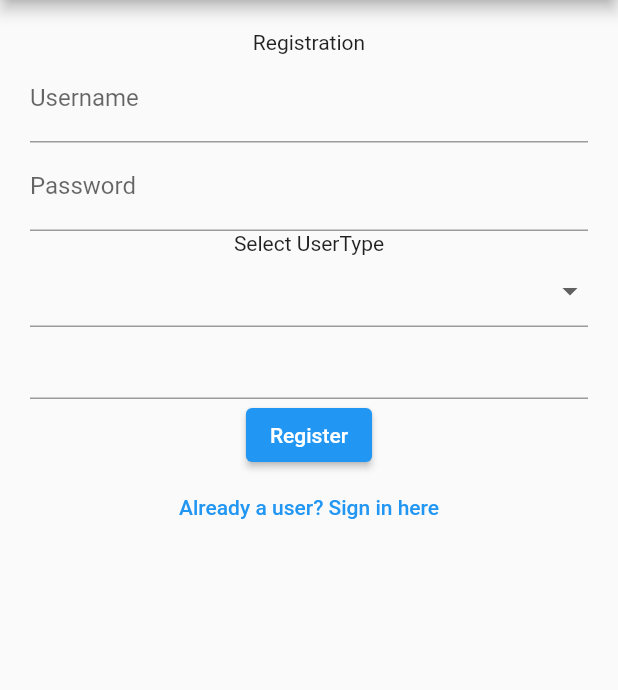
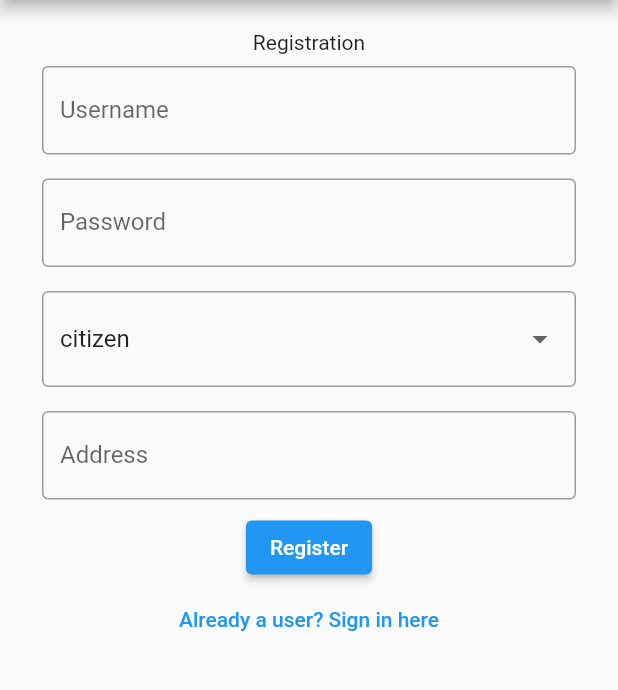
Before and after one commit to bodrulamin/Citizen-Issue-Solver, a Flutter app: the screen it shows after launch, after a tap on "New user? Sign Up here", on a phone screen of 412 x 824 dp, the part 84-774 px from its top. Run offline on Flutter 3.47's test engine with Material 2 defaults, Android fonts, the light colour scheme and no system bars; our stand-ins replace localstorage; network calls fail.

Commit message:
login register refactor

```diff
--- a/flutter_citizen_issue_solver/lib/screens/login.dart
+++ b/flutter_citizen_issue_solver/lib/screens/login.dart
@@ -1,5 +1,4 @@
 import 'dart:convert';
-
 
 import 'package:citizen_issue_solver_flutter/constant/routs.dart';
 import 'package:citizen_issue_solver_flutter/local_storage/localops.dart';
@@ -38,13 +37,12 @@ class LoginBody extends StatefulWidget {
 }
 
 class _LoginBodyState extends State<LoginBody> {
-  var usertypes = ["citizen", "provider"];
+  var usertypes = ["select usertype","citizen", "provider"];
 
   var selectedUserType;
 
   final _usernameController = TextEditingController();
   final _passwordController = TextEditingController();
-
 
   @override
   Widget build(BuildContext context) {
@@ -55,20 +53,7 @@ class _LoginBodyState extends State<LoginBody> {
           const Text("Login"),
           TextBox(controller: _usernameController, label: "Username"),
           TextBox(controller: _passwordController, label: "Password"),
-          const Text("Select UserType"),
-          DropdownButtonFormField(
-            items: usertypes.map((String usertype) {
-              return DropdownMenuItem(
-                value: usertype,
-                child: Text(usertype),
-              );
-            }).toList(),
-            onChanged: (newValue) {
-              // do other stuff with _category
-              setState(() => selectedUserType = newValue);
-            },
-            value: selectedUserType,
-          ),
+          DropdownUsertype(),
           Column(
             children: [
               ElevatedButton(
@@ -90,25 +75,42 @@ class _LoginBodyState extends State<LoginBody> {
                     ScaffoldMessenger.of(context).showSnackBar(snackBar);
                     if (apires.status == 'success') {
                       saveToStorage(loggedInUser);
-                     Navigator.pushReplacementNamed(context, Routes.shouts);
-
+                      Navigator.pushReplacementNamed(context, Routes.shouts);
                     }
                   });
                 },
                 child: const Text('Login'),
               ),
-
               TextButton(
                   onPressed: () {
-
-Navigator.pushReplacementNamed(context, Routes.registration);
-
+                    Navigator.pushReplacementNamed(
+                        context, Routes.registration);
                   },
-                  child: Text('New user? Sign Up here'))
+                  child: const Text('New user? Sign Up here'))
             ],
           )
         ],
       ),
     );
   }
+
+  Padding DropdownUsertype() {
+    return Padding(
+          padding: const EdgeInsets.all(8.0),
+          child: DropdownButtonFormField<String>(
+            decoration: InputDecoration(border: OutlineInputBorder()),
+            items: usertypes.map((String usertype) {
+              return DropdownMenuItem<String>(
+                value: usertype,
+                child: Text(usertype),
+              );
+            }).toList(),
+            onChanged: (newValue) {
+              // do other stuff with _category
+              setState(() => selectedUserType = newValue);
+            },
+            value: selectedUserType?? usertypes[0],
+          ),
+        );
+  }
 }
--- a/flutter_citizen_issue_solver/lib/screens/registration.dart
+++ b/flutter_citizen_issue_solver/lib/screens/registration.dart
@@ -3,6 +3,7 @@ import 'dart:convert';
 import 'package:citizen_issue_solver_flutter/models/api_res.dart';
 import 'package:citizen_issue_solver_flutter/networks/user_ops.dart';
 import 'package:citizen_issue_solver_flutter/screens/login.dart';
+import 'package:citizen_issue_solver_flutter/widgets/text_field.dart';
 import 'package:flutter/material.dart';
 import 'package:flutter/services.dart';
 import 'package:http/http.dart' as http;
@@ -22,7 +23,7 @@ class _RegistrationPageState extends State<RegistrationPage> {
   @override
   Widget build(BuildContext context) {
     return Scaffold(
-      body:  const SingleChildScrollView(child: RegistrationBody()),
+      body: const SingleChildScrollView(child: RegistrationBody()),
       appBar: AppBar(
         title: const Text("Citizen Issue Solver"),
       ),
@@ -54,41 +55,10 @@ class _RegistrationBodyState extends State<RegistrationBody> {
       child: Column(
         children: [
           const Text("Registration"),
-          TextFormField(
-            controller: _usernameController,
-            decoration:  InputDecoration(
-              labelText: labelText2,
-            ),
-          ),
-          TextFormField(
-            controller: _passwordController,
-            obscureText: true,
-            decoration: const InputDecoration(
-              labelText: "Password",
-            ),
-          ),
-          const Text("Select UserType"),
-          DropdownButtonFormField(
-            items: usertypes.map((String usertype) {
-              return DropdownMenuItem(
-                value: usertype,
-                child: Text(usertype),
-              );
-            }).toList(),
-            onChanged: (newValue) {
-              // do other stuff with _category
-              setState(() => selectedUserType = newValue);
-            },
-            value: selectedUserType,
-          ),
-          TextFormField(
-            controller: _addressController,
-            maxLines: null,
-            keyboardType: TextInputType.multiline,
-            decoration: const InputDecoration(
-                // labelText: "Address",
-                ),
-          ),
+          TextBox(controller: _usernameController, label: "Username"),
+          TextBox(controller: _passwordController, label: "Password"),
+          DropdownUsertype(),
+          TextBox(controller: _addressController, label: "Address "),
           Column(
             children: [
               ElevatedButton(
@@ -105,17 +75,16 @@ class _RegistrationBodyState extends State<RegistrationBody> {
                   print(user);
                   signUp(user).then((res) {
                     print(res.body);
-                    ApiResponse apires = ApiResponse.fromMap(jsonDecode(res.body)) ;
+                    ApiResponse apires =
+                        ApiResponse.fromMap(jsonDecode(res.body));
 
                     SnackBar snackBar = SnackBar(
                       content: Text(apires.msg),
                     );
 
                     ScaffoldMessenger.of(context).showSnackBar(snackBar);
-                    if(apires.status == 'success'){
+                    if (apires.status == 'success') {
                       Navigator.pushReplacementNamed(context, Routes.shouts);
-
-
                     }
                   });
                 },
@@ -124,7 +93,6 @@ class _RegistrationBodyState extends State<RegistrationBody> {
               TextButton(
                   onPressed: () {
                     Navigator.pushReplacementNamed(context, Routes.login);
-
                   },
                   child: Text('Already a user? Sign in here'))
             ],
@@ -133,4 +101,24 @@ class _RegistrationBodyState extends State<RegistrationBody> {
       ),
     );
   }
+
+  Padding DropdownUsertype() {
+    return Padding(
+      padding: const EdgeInsets.all(8.0),
+      child: DropdownButtonFormField<String>(
+        decoration: InputDecoration(border: OutlineInputBorder()),
+        items: usertypes.map((String usertype) {
+          return DropdownMenuItem<String>(
+            value: usertype,
+            child: Text(usertype),
+          );
+        }).toList(),
+        onChanged: (newValue) {
+          // do other stuff with _category
+          setState(() => selectedUserType = newValue);
+        },
+        value: selectedUserType ?? usertypes[0],
+      ),
+    );
+  }
 }
```
